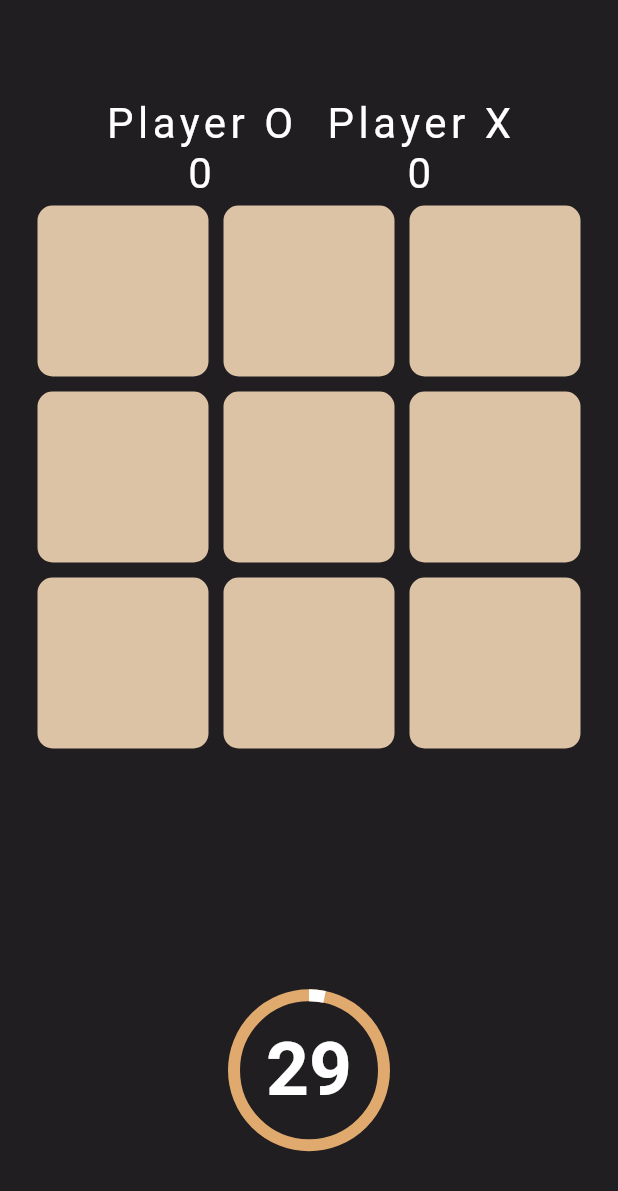
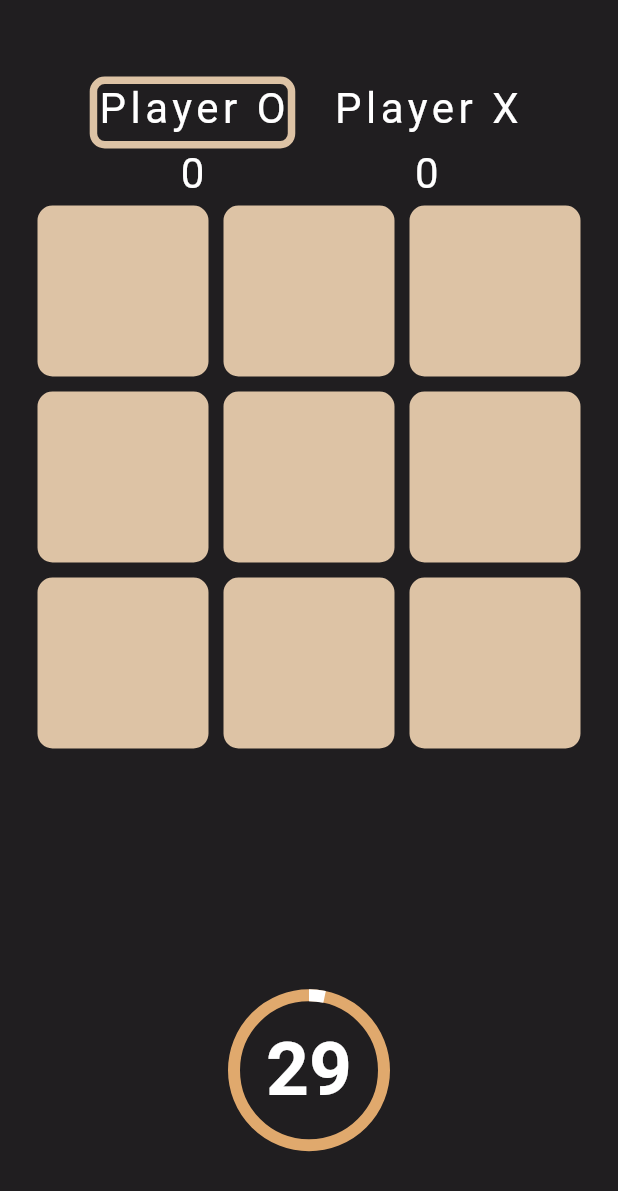
Before and after one commit to Jerald-Joyson/flutter_tic_tac_toe_game, a Flutter app: the screen it shows after launch, after a tap on "Start", on a phone screen of 412 x 824 dp. Shown: the top 1191 px of the screen. Run offline on Flutter 3.47's test engine with Material 2 defaults, Android fonts, the phone set to English and light mode, and no system bars; our stand-ins replace google_fonts; Roboto replaces fonts that are missing (Coiny).

Commit message:
last commit

```diff
--- a/lib/screens/game.dart
+++ b/lib/screens/game.dart
@@ -16,7 +16,8 @@ class _GameScreenState extends State<GameScreen> {
   List<String> displayXO = ['', '', '', '', '', '', '', '', ''];
   List<int> matchedIndexes = [];
   int attempts = 0;
-
+  Color playerColorO = MainColor.primaryColor;
+  Color playerColorX = MainColor.primaryColor;
   int oScore = 0;
   int xScore = 0;
   int filledBoxes = 0;
@@ -71,9 +72,16 @@ class _GameScreenState extends State<GameScreen> {
                   Column(
                     mainAxisAlignment: MainAxisAlignment.end,
                     children: [
-                      Text(
-                        'Player O',
-                        style: customFontWhite,
+                      Container(
+                        decoration: BoxDecoration(
+                          borderRadius: BorderRadius.all(Radius.circular(10)),
+                          border: Border.all(width: 5, color: playerColorO),
+                        ),
+                        padding: EdgeInsets.only(bottom: 5),
+                        child: Text(
+                          'Player O',
+                          style: customFontWhite,
+                        ),
                       ),
                       Text(
                         oScore.toString(),
@@ -85,9 +93,16 @@ class _GameScreenState extends State<GameScreen> {
                   Column(
                     mainAxisAlignment: MainAxisAlignment.end,
                     children: [
-                      Text(
-                        'Player X',
-                        style: customFontWhite,
+                      Container(
+                        decoration: BoxDecoration(
+                          borderRadius: BorderRadius.all(Radius.circular(10)),
+                          border: Border.all(width: 5, color: playerColorX),
+                        ),
+                        padding: EdgeInsets.only(bottom: 5),
+                        child: Text(
+                          'Player X',
+                          style: customFontWhite,
+                        ),
                       ),
                       Text(
                         xScore.toString(),
@@ -163,9 +178,13 @@ class _GameScreenState extends State<GameScreen> {
       setState(() {
         if (oTurn && displayXO[index] == '') {
           displayXO[index] = 'O';
+          playerColorX = MainColor.secondaryColor;
+          playerColorO = MainColor.primaryColor;
           filledBoxes++;
         } else if (!oTurn && displayXO[index] == '') {
           displayXO[index] = 'X';
+          playerColorX = MainColor.primaryColor;
+          playerColorO = MainColor.secondaryColor;
           filledBoxes++;
         }
 
@@ -345,6 +364,10 @@ class _GameScreenState extends State<GameScreen> {
             onPressed: () {
               startTimer();
               _clearBoard();
+              if (attempts == 0) {
+                playerColorX = MainColor.primaryColor;
+                playerColorO = MainColor.secondaryColor;
+              }
               attempts++;
             },
             child: Text(
```
